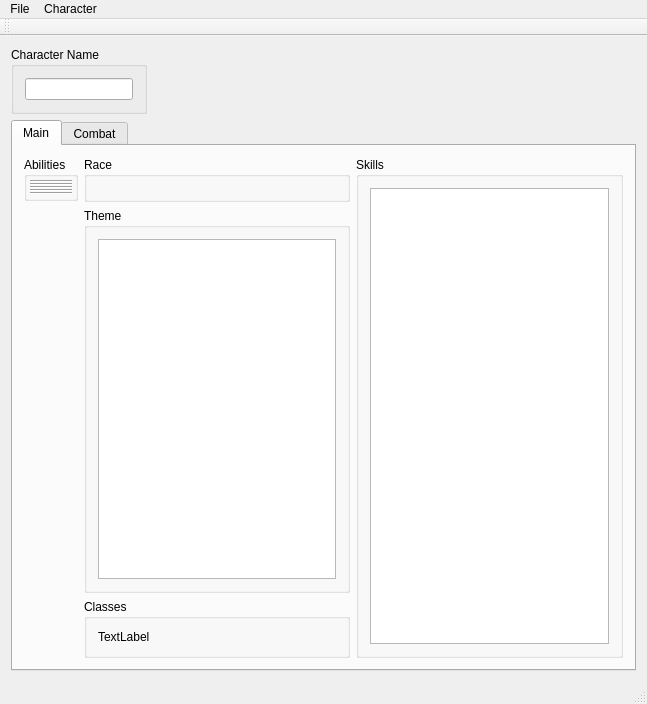
smithbt/StarfinderCharacterApp, file StarfinderCharacterApp.ui: the form before one commit.
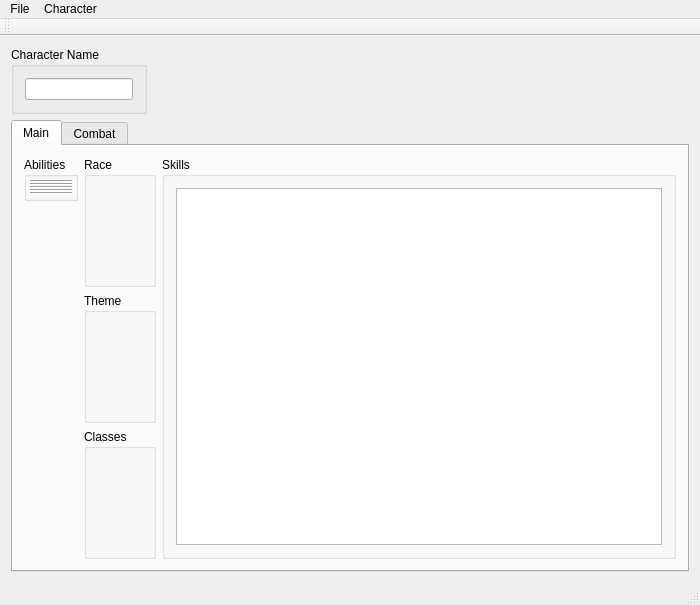
The form after the commit. Custom widgets are drawn as their Qt base class.

Commit message: Added initialling mapping for class data block.

```diff
--- a/StarfinderCharacterApp.ui
+++ b/StarfinderCharacterApp.ui
@@ -6,8 +6,8 @@
    <rect>
     <x>0</x>
     <y>0</y>
-    <width>647</width>
-    <height>704</height>
+    <width>700</width>
+    <height>558</height>
    </rect>
   </property>
   <property name="sizePolicy">
@@ -158,11 +158,7 @@
             <property name="title">
              <string>Theme</string>
             </property>
-            <layout class="QGridLayout" name="gridLayout_13">
-             <item row="0" column="0">
-              <widget class="QTableWidget" name="tFeaturesTableWidget"/>
-             </item>
-            </layout>
+            <layout class="QGridLayout" name="gridLayout_13"/>
            </widget>
           </item>
           <item row="2" column="0">
@@ -172,11 +168,7 @@
             </property>
             <layout class="QGridLayout" name="gridLayout_9">
              <item row="0" column="0">
-              <widget class="QLabel" name="classes_label">
-               <property name="text">
-                <string>TextLabel</string>
-               </property>
-              </widget>
+              <widget class="ClassWidget" name="classWidget" native="true"/>
              </item>
             </layout>
            </widget>
@@ -528,7 +520,7 @@
     <rect>
      <x>0</x>
      <y>0</y>
-     <width>647</width>
+     <width>700</width>
      <height>21</height>
     </rect>
    </property>
@@ -638,6 +630,12 @@
    <header>RaceWidget.h</header>
    <container>1</container>
   </customwidget>
+  <customwidget>
+   <class>ClassWidget</class>
+   <extends>QWidget</extends>
+   <header>ClassWidget.h</header>
+   <container>1</container>
+  </customwidget>
  </customwidgets>
  <resources>
   <include location="StarfinderCharacterApp.qrc"/>
```
The commit also changes 12 other files.
